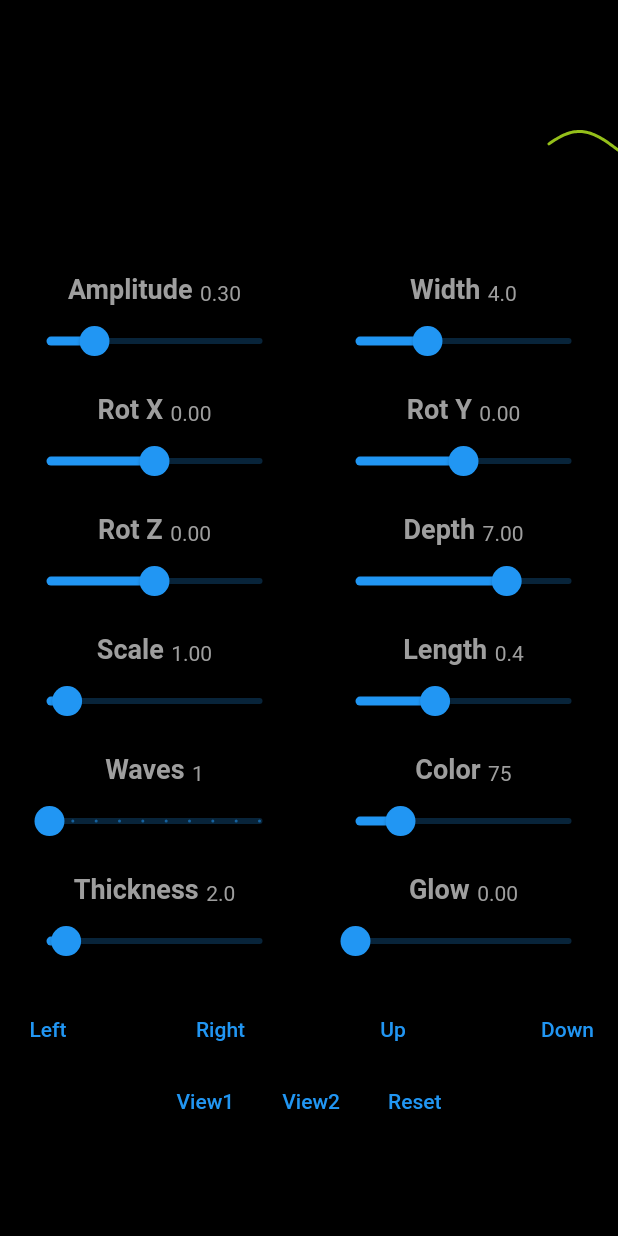
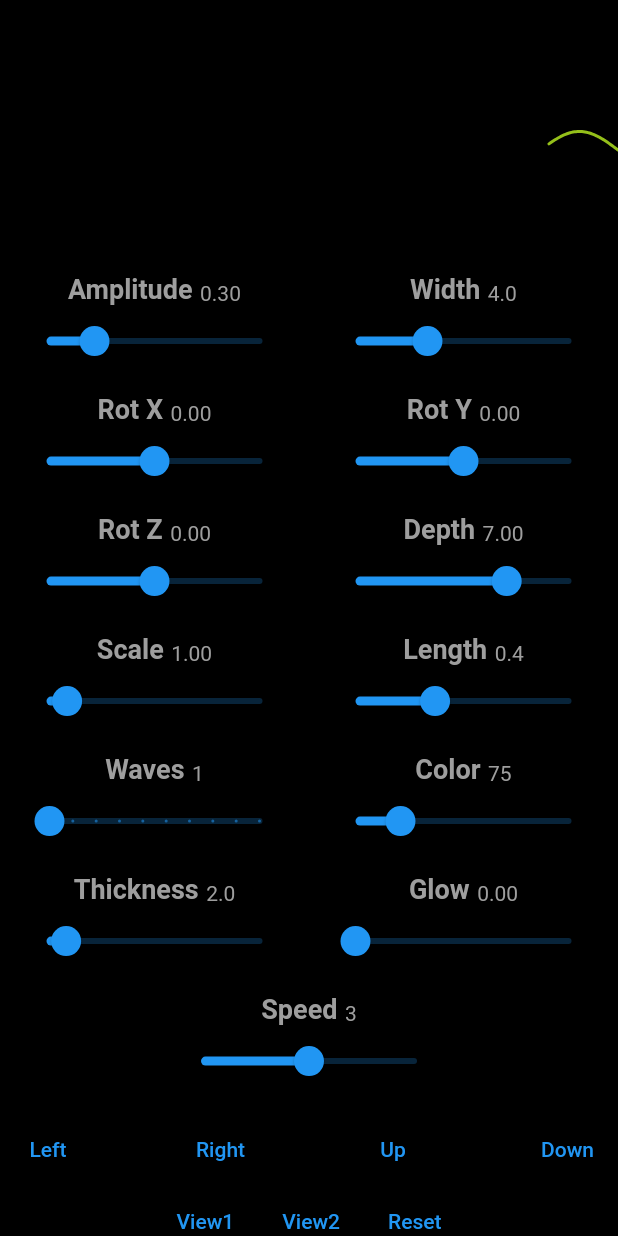
Before and after one commit to marco906/FloatingWaves, a Flutter app: the screen it shows after launch, after a tap on "Reset", on a phone screen of 412 x 824 dp. Run offline on Flutter 3.47's test engine with Material 2 defaults, Android fonts, the phone set to English and light mode, and no system bars.

Commit message:
working on new wave

```diff
--- a/lib/wave_painter3.dart
+++ b/lib/wave_painter3.dart
@@ -97,6 +97,9 @@ class _WaveDemo3State extends State<WaveDemo3> with SingleTickerProviderStateMix
                 controlRow(children: [
                   thicknessControl,
                   glowControl,
+                ]),
+                controlRow(children: [
+                  speedControl,
                 ]),
 
                 translateButtons,
@@ -251,6 +254,19 @@ class _WaveDemo3State extends State<WaveDemo3> with SingleTickerProviderStateMix
     ]);
   }
 
+  Widget get speedControl
+  {
+    return Column(children: [
+      controlHeader("Speed", config.duration.toDouble()/1000, 0),
+      Slider(
+        value: config.duration.toDouble(), min: 1000, max: 5000,
+        onChanged: (double value) { setState(() {
+          config.duration = value.toInt();
+          controller.duration = Duration(milliseconds: value.toInt()); }); }
+      ),
+    ]);
+  }
+
   Widget get translateButtons
   {
     return Row(
@@ -325,7 +341,7 @@ class _WaveDemo3State extends State<WaveDemo3> with SingleTickerProviderStateMix
         ),
         OutlinedButton(
           onPressed: () {
-            setState(() { config = WaveCofig.base; });
+            setState(() { config = WaveCofig(); });
           },
           child: Text("Reset"),
         ),
```
